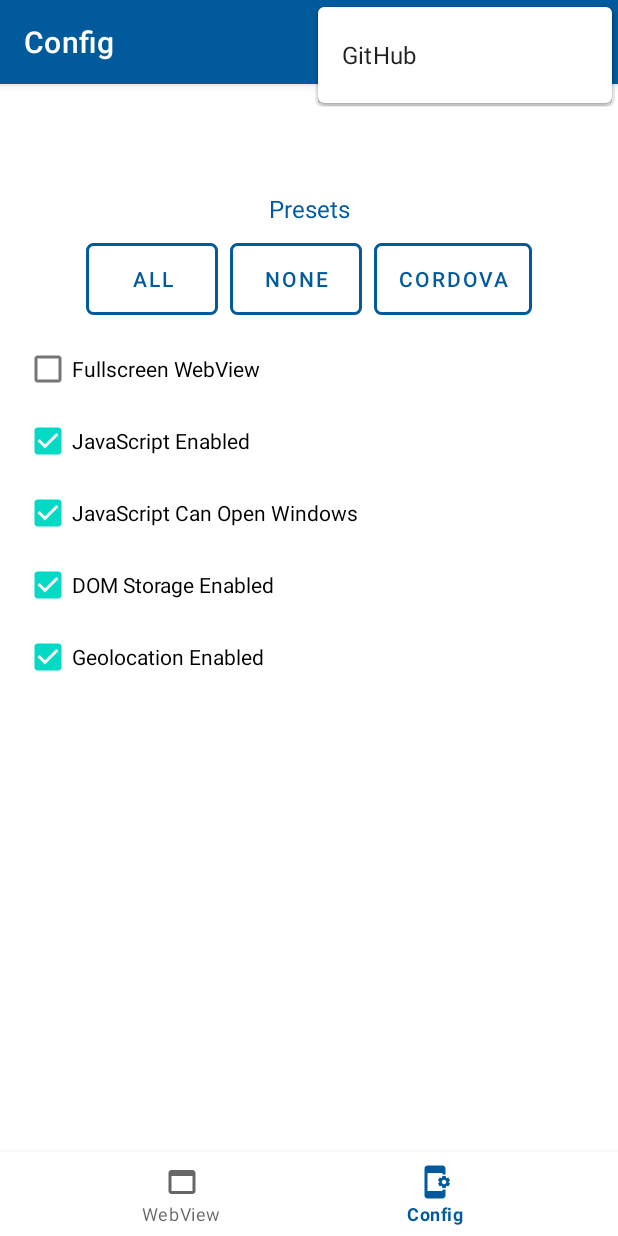
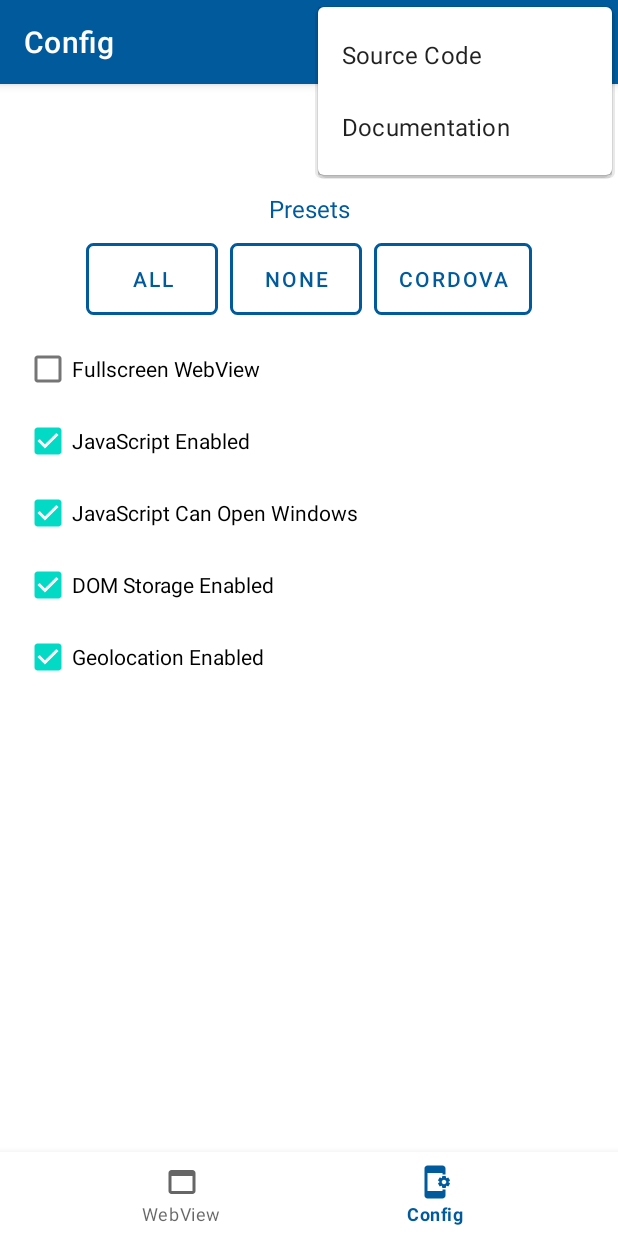
Before and after one commit to WebView-CG/CanIAndroidWebView, an Android app: the ConfigFragment screen opened through its navigation route, with the options menu open, on a phone screen of 412 x 824 dp. Run offline under Robolectric (Android 15) with nearby library versions, the phone set to English and light mode, and no system bars; our stand-ins replace navigation-ui.

Commit message:
Config URL buttons

```diff
--- a/app/src/main/res/menu/menu_config.xml
+++ b/app/src/main/res/menu/menu_config.xml
@@ -5,4 +5,8 @@
         android:id="@+id/action_github"
         android:title="@string/github"
         app:showAsAction="never" />
+    <item
+        android:id="@+id/action_testing_url"
+        android:title="@string/docs"
+        app:showAsAction="never" />
 </menu>
--- a/app/src/main/res/values/strings.xml
+++ b/app/src/main/res/values/strings.xml
@@ -10,11 +10,12 @@
     <string name="enter_url">Enter URL</string>
     <string name="load">Load</string>
     <string name="code">Code</string>
-    <string name="github">GitHub</string>
+    <string name="github">Source Code</string>
     <string name="cordova">Cordova</string>
     <string name="none">None</string>
     <string name="all">All</string>
     <string name="presets">Presets</string>
     <string name="fullscreen_webview">Fullscreen WebView</string>
     <string name="fullscreen">Fullscreen</string>
+    <string name="docs">Documentation</string>
 </resources>
```
Also changed, not shown: app/src/main/java/com/caniwebview/android/ui/config/ConfigFragment.kt (+7 -3 lines).
